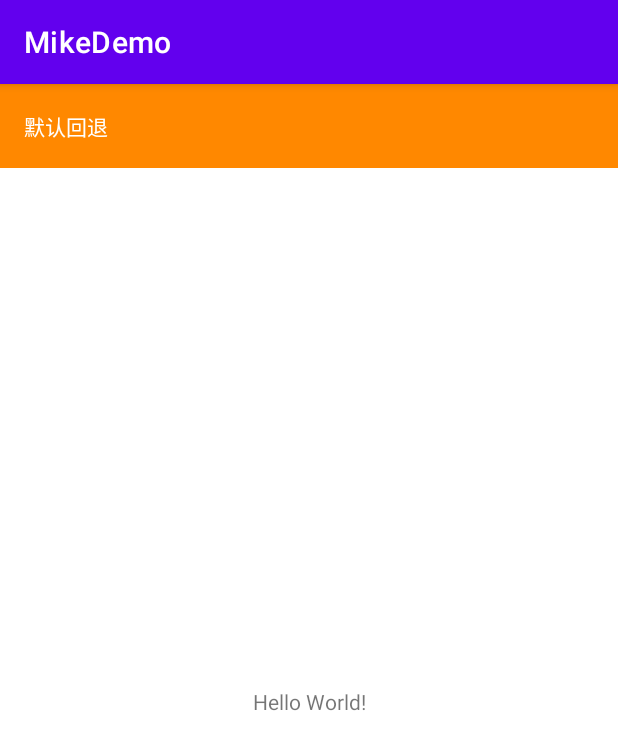
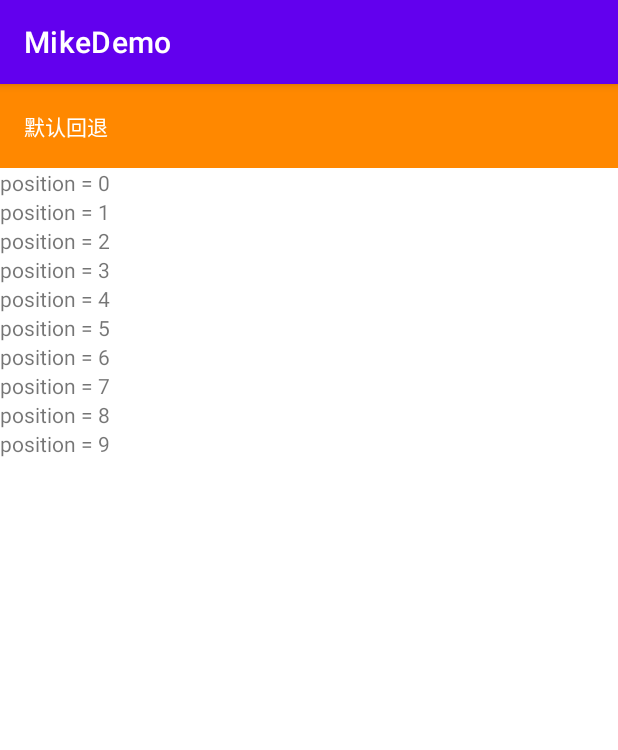
Before and after one commit to zhanfeiyu/Android-Basic-Demo, an Android app: the screen it shows after launch (MainActivity), on a phone screen of 412 x 824 dp. Shown: the top 750 px of the screen. Run offline under Robolectric (Android 15) with nearby library versions, the phone set to English and light mode, and no system bars.

Commit message:
add wrapper pattern init version: using recyclerview sample

```diff
--- a/app/src/main/java/com/mike/demo/MainActivity.java
+++ b/app/src/main/java/com/mike/demo/MainActivity.java
@@ -1,8 +1,12 @@
 package com.mike.demo;
 
+import androidx.annotation.NonNull;
 import androidx.appcompat.app.AppCompatActivity;
+import androidx.recyclerview.widget.LinearLayoutManager;
+import androidx.recyclerview.widget.RecyclerView;
 
 import android.os.Bundle;
+import android.view.LayoutInflater;
 import android.view.View;
 import android.view.ViewGroup;
 import android.widget.TextView;
@@ -12,11 +16,21 @@ import com.mike.demo.navigatorbuilder.Navigator;
 
 public class MainActivity extends AppCompatActivity {
 
+    private RecyclerView recyclerView;
+    private MyAdapter realAdapter;
     @Override
     protected void onCreate(Bundle savedInstanceState) {
         super.onCreate(savedInstanceState);
         setContentView(R.layout.activity_main);
         initUI();
+        testRecyclerView();
+    }
+
+    private void testRecyclerView() {
+        recyclerView = findViewById(R.id.test_recyclerview);
+        recyclerView.setLayoutManager(new LinearLayoutManager(this));
+        realAdapter = new MyAdapter();
+        recyclerView.setAdapter(realAdapter);
     }
 
     private void initUI() {
@@ -49,4 +63,34 @@ public class MainActivity extends AppCompatActivity {
                 .create();
 
     }
+//layout_for_viewholder 如果layout_height 是match_parent， 则listview显示不正常，只显示一个
+
+    private class MyAdapter extends RecyclerView.Adapter<MyAdapter.MyViewHolder> {
+
+        @NonNull
+        @Override
+        public MyViewHolder onCreateViewHolder(@NonNull ViewGroup parent, int viewType) {
+            View view = LayoutInflater.from(MainActivity.this)
+                    .inflate(R.layout.layout_for_viewholder, parent, false);
+            return new MyViewHolder(view);
+        }
+
+        @Override
+        public void onBindViewHolder(@NonNull MyViewHolder holder, int position) {
+            holder.textView.setText("position = " + position);
+        }
+
+        @Override
+        public int getItemCount() {
+            return 10;
+        }
+
+        private class MyViewHolder extends RecyclerView.ViewHolder {
+            public TextView textView;
+            public MyViewHolder(@NonNull View itemView) {
+                super(itemView);
+                textView = itemView.findViewById(R.id.tv_recyclerview);
+            }
+        }
+    }
 }
--- a/app/src/main/res/layout/activity_main.xml
+++ b/app/src/main/res/layout/activity_main.xml
@@ -8,10 +8,19 @@
     tools:context=".MainActivity"
     android:orientation="vertical">
 
-    <TextView
+<!--    <TextView
         android:layout_width="match_parent"
         android:layout_height="match_parent"
         android:text="Hello World!"
-        android:gravity="center"/>
+        android:gravity="center"/>-->
+
+    <androidx.recyclerview.widget.RecyclerView
+        android:id="@+id/test_recyclerview"
+        android:layout_width="match_parent"
+        android:layout_height="wrap_content">
+
+    </androidx.recyclerview.widget.RecyclerView>
+
+
 
 </LinearLayout>
--- /dev/null
+++ b/app/src/main/res/layout/layout_for_viewholder.xml
@@ -0,0 +1,10 @@
+<?xml version="1.0" encoding="utf-8"?>
+<LinearLayout xmlns:android="http://schemas.android.com/apk/res/android"
+    android:layout_width="match_parent"
+    android:layout_height="wrap_content">
+    <TextView
+        android:id="@+id/tv_recyclerview"
+        android:layout_width="wrap_content"
+        android:layout_height="wrap_content"/>
+
+</LinearLayout>
```
Also changed, not shown: app/src/main/java/com/mike/demo/patternusage/wrapperpattern/WrapRecyclerViewAdapter.java (added, +66 -0 lines).
